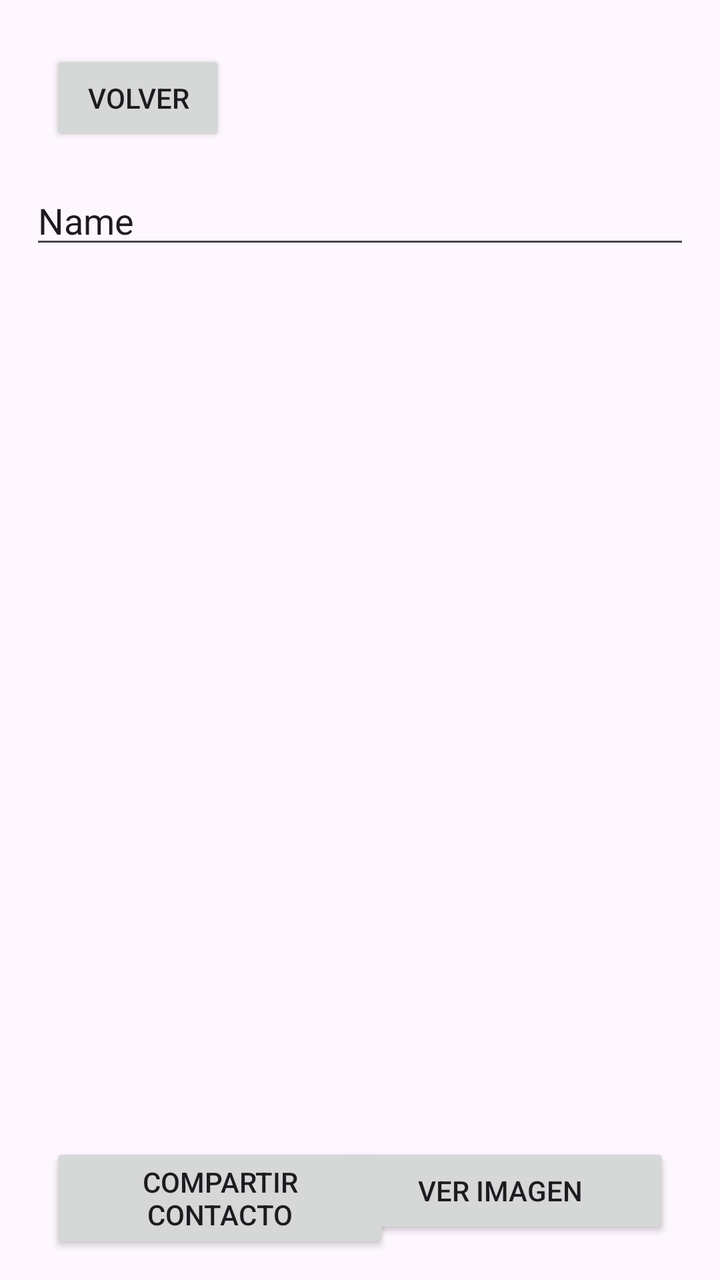
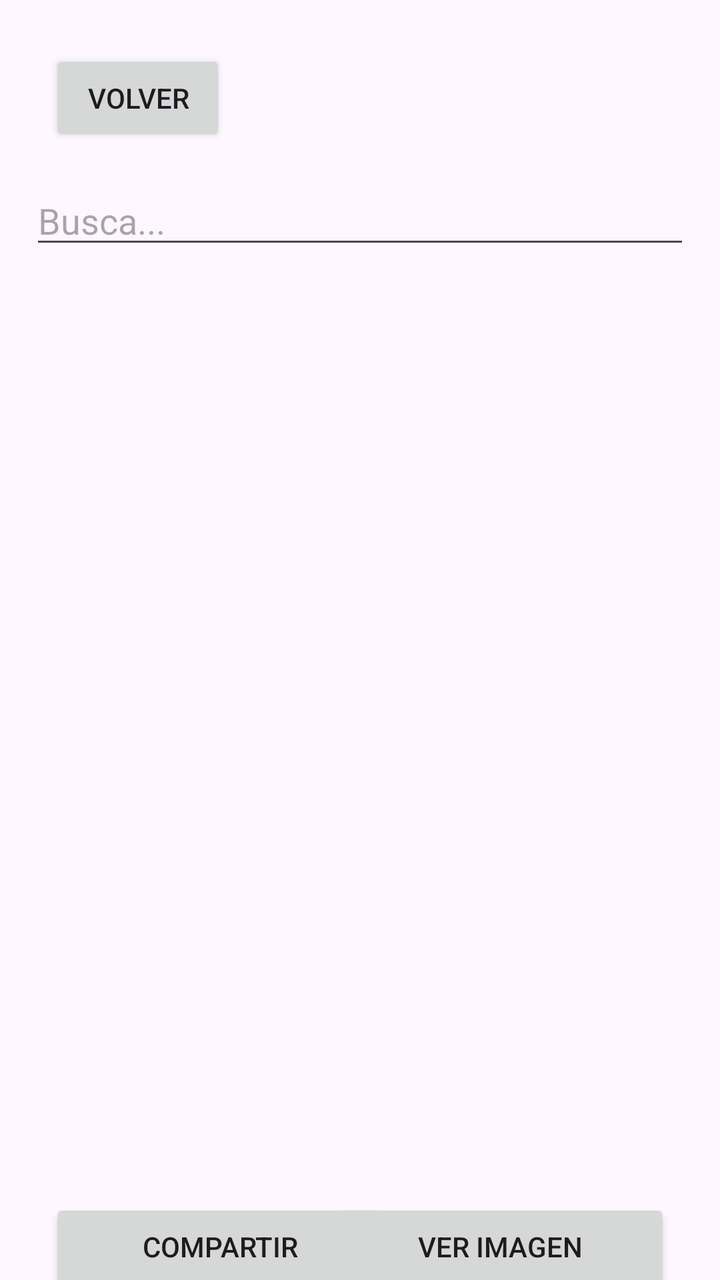

Screens rendered from an Android XML layout before and after an edit, with the pre-edit source and the edit as a unified diff.
<!-- AndroidManifest.xml: application theme Theme.TL01E1124290091_120140001 -->
<!-- res/layout/activity_segunda.xml -->
<?xml version="1.0" encoding="utf-8"?>
<androidx.constraintlayout.widget.ConstraintLayout xmlns:android="http://schemas.android.com/apk/res/android"
    xmlns:app="http://schemas.android.com/apk/res-auto"
    xmlns:tools="http://schemas.android.com/tools"
    android:id="@+id/main"
    android:layout_width="match_parent"
    android:layout_height="match_parent"
    tools:context=".ActivitySegunda">

    <Button
        android:id="@+id/btncompartir"
        android:layout_width="170dp"
        android:layout_height="wrap_content"
        android:layout_marginStart="25dp"
        android:layout_marginTop="25dp"
        android:text="Compartir Contacto"
        app:layout_constraintStart_toStartOf="parent"
        app:layout_constraintTop_toBottomOf="@+id/recyclerView" />

    <Button
        android:id="@+id/btnimagen"
        android:layout_width="170dp"
        android:layout_height="wrap_content"
        android:layout_marginTop="25dp"
        android:layout_marginEnd="25dp"
        android:text="Ver Imagen"
        app:layout_constraintEnd_toEndOf="parent"
        app:layout_constraintTop_toBottomOf="@+id/recyclerView" />

    <Button
        android:id="@+id/btnactualizar"
        android:layout_width="170dp"
        android:layout_height="wrap_content"
        android:layout_marginTop="15dp"
        android:layout_marginEnd="24dp"
        android:text="Actualizar Contacto"
        app:layout_constraintEnd_toEndOf="parent"
        app:layout_constraintTop_toBottomOf="@+id/btnimagen" />

    <Button
        android:id="@+id/btneliminar"
        android:layout_width="170dp"
        android:layout_height="wrap_content"
        android:layout_marginStart="25dp"
        android:layout_marginTop="15dp"
        android:text="Elimanar contacto"
        app:layout_constraintStart_toStartOf="parent"
        app:layout_constraintTop_toBottomOf="@+id/btncompartir" />

    <Button
        android:id="@+id/btnvolver"
        android:layout_width="wrap_content"
        android:layout_height="wrap_content"
        android:layout_marginStart="25dp"
        android:layout_marginTop="25dp"
        android:text="Volver"
        app:layout_constraintStart_toStartOf="parent"
        app:layout_constraintTop_toTopOf="parent" />

    <androidx.recyclerview.widget.RecyclerView
        android:id="@+id/recyclerView"
        android:layout_width="354dp"
        android:layout_height="402dp"
        android:layout_marginStart="15dp"
        android:layout_marginTop="15dp"
        android:layout_marginEnd="15dp"
        app:layout_constraintEnd_toEndOf="parent"
        app:layout_constraintStart_toStartOf="parent"
        app:layout_constraintTop_toBottomOf="@+id/editTextText" />

    <EditText
        android:id="@+id/editTextText"
        android:layout_width="0dp"
        android:layout_height="wrap_content"
        android:layout_marginStart="15dp"
        android:layout_marginTop="15dp"
        android:layout_marginEnd="15dp"
        android:ems="10"
        android:inputType="text"
        android:text="Name"
        app:layout_constraintEnd_toEndOf="parent"
        app:layout_constraintStart_toStartOf="parent"
        app:layout_constraintTop_toBottomOf="@+id/btnvolver" />
</androidx.constraintlayout.widget.ConstraintLayout>
<!-- resources referenced by this layout -->
<resources>
  <style name="Theme.TL01E1124290091_120140001" parent="Base.Theme.TL01E1124290091_120140001" />
  <style name="Base.Theme.TL01E1124290091_120140001" parent="Theme.Material3.DayNight.NoActionBar">
          
          
      </style>
</resources>

<!-- the commit's change to res/layout/activity_segunda.xml (unified diff, before → after) -->
@@ -12,20 +12,20 @@
         android:layout_width="170dp"
         android:layout_height="wrap_content"
         android:layout_marginStart="25dp"
-        android:layout_marginTop="25dp"
-        android:text="Compartir Contacto"
+        android:layout_marginTop="15dp"
+        android:text="Compartir"
         app:layout_constraintStart_toStartOf="parent"
-        app:layout_constraintTop_toBottomOf="@+id/recyclerView" />
+        app:layout_constraintTop_toBottomOf="@+id/listView" />
 
     <Button
         android:id="@+id/btnimagen"
         android:layout_width="170dp"
         android:layout_height="wrap_content"
-        android:layout_marginTop="25dp"
+        android:layout_marginTop="15dp"
         android:layout_marginEnd="25dp"
         android:text="Ver Imagen"
         app:layout_constraintEnd_toEndOf="parent"
-        app:layout_constraintTop_toBottomOf="@+id/recyclerView" />
+        app:layout_constraintTop_toBottomOf="@+id/listView" />
 
     <Button
         android:id="@+id/btnactualizar"
@@ -33,7 +33,7 @@
         android:layout_height="wrap_content"
         android:layout_marginTop="15dp"
         android:layout_marginEnd="24dp"
-        android:text="Actualizar Contacto"
+        android:text="Actualizar"
         app:layout_constraintEnd_toEndOf="parent"
         app:layout_constraintTop_toBottomOf="@+id/btnimagen" />
 
@@ -43,7 +43,7 @@
         android:layout_height="wrap_content"
         android:layout_marginStart="25dp"
         android:layout_marginTop="15dp"
-        android:text="Elimanar contacto"
+        android:text="Eliminar contacto"
         app:layout_constraintStart_toStartOf="parent"
         app:layout_constraintTop_toBottomOf="@+id/btncompartir" />
 
@@ -57,28 +57,25 @@
         app:layout_constraintStart_toStartOf="parent"
         app:layout_constraintTop_toTopOf="parent" />
 
-    <androidx.recyclerview.widget.RecyclerView
-        android:id="@+id/recyclerView"
-        android:layout_width="354dp"
-        android:layout_height="402dp"
-        android:layout_marginStart="15dp"
-        android:layout_marginTop="15dp"
-        android:layout_marginEnd="15dp"
-        app:layout_constraintEnd_toEndOf="parent"
-        app:layout_constraintStart_toStartOf="parent"
-        app:layout_constraintTop_toBottomOf="@+id/editTextText" />
-
     <EditText
-        android:id="@+id/editTextText"
+        android:id="@+id/Buscar"
         android:layout_width="0dp"
         android:layout_height="wrap_content"
         android:layout_marginStart="15dp"
         android:layout_marginTop="15dp"
         android:layout_marginEnd="15dp"
         android:ems="10"
+        android:hint="Busca..."
         android:inputType="text"
-        android:text="Name"
         app:layout_constraintEnd_toEndOf="parent"
         app:layout_constraintStart_toStartOf="parent"
         app:layout_constraintTop_toBottomOf="@+id/btnvolver" />
+
+    <ListView
+        android:id="@+id/listView"
+        android:layout_width="409dp"
+        android:layout_height="440dp"
+        android:layout_marginTop="15dp"
+        app:layout_constraintTop_toBottomOf="@+id/Buscar"
+        tools:layout_editor_absoluteX="1dp" />
 </androidx.constraintlayout.widget.ConstraintLayout>
